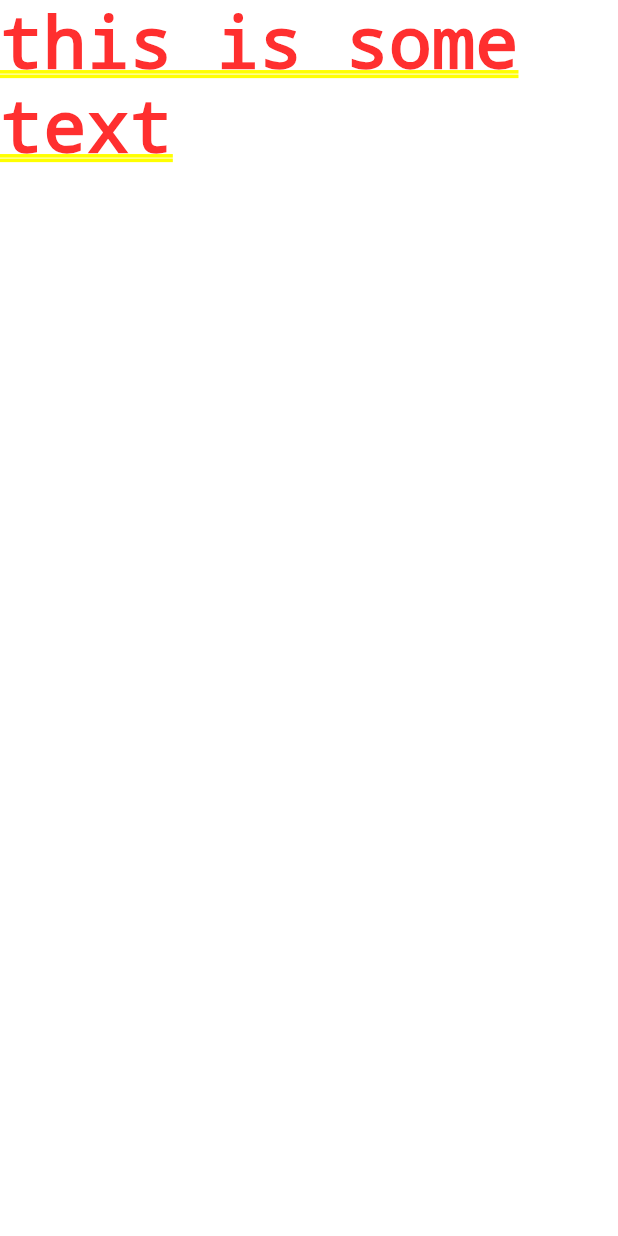
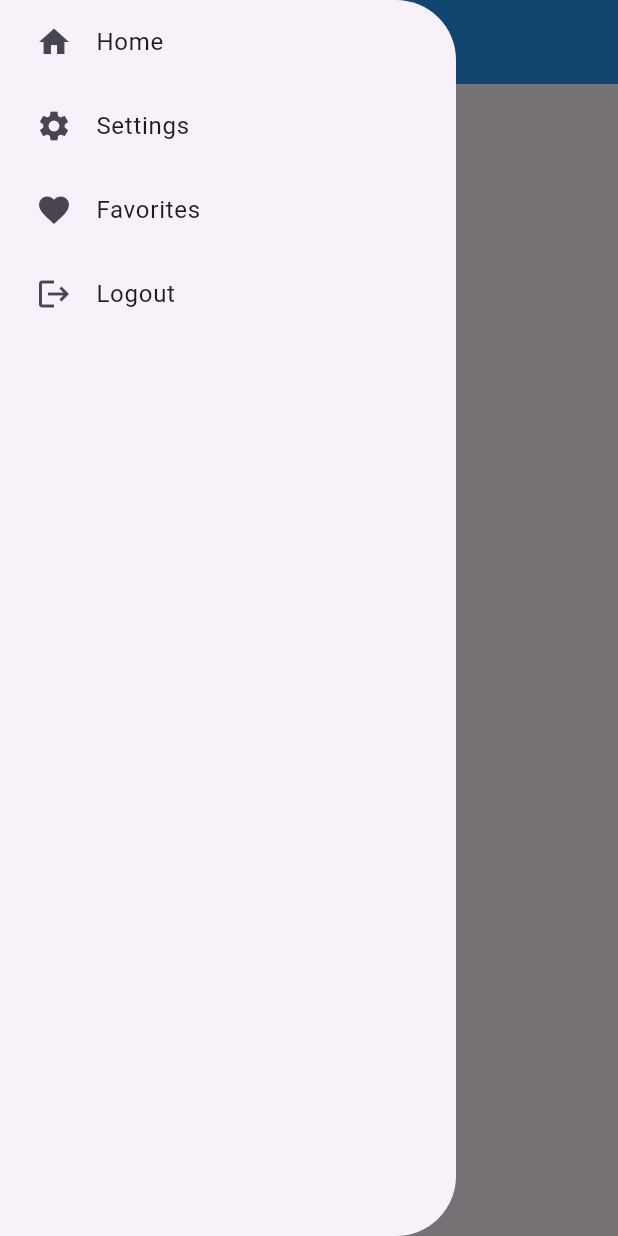
Before and after one commit to sethsmurthwaite/vista, a Flutter app: the screen it shows after launch, with the side drawer open (before the commit the screen has no drawer), on a phone screen of 412 x 824 dp. Run offline on Flutter 3.47's test engine with Material 2 defaults, Android fonts, the phone set to English and light mode, and no system bars.

Commit message:
just playing around

```diff
--- a/lib/home.dart
+++ b/lib/home.dart
@@ -1,4 +1,5 @@
 import 'package:flutter/material.dart';
+import 'menuDrawer.dart';
 
 class MyHome extends StatefulWidget {
   const MyHome({super.key});
@@ -8,10 +9,19 @@ class MyHome extends StatefulWidget {
 }
 
 class _MyHomeState extends State<MyHome> {
+
+  var menuOpen = false;
+
   @override
   Widget build(BuildContext context) {
-    return const SafeArea(
-        child: Text('this is some text')
+    return Scaffold(
+      drawer: MenuDrawer(),
+      appBar: AppBar(
+        backgroundColor: Colors.blue,
+        title: Text('hello there'),
+        centerTitle: true,
+      ),
+      body: Column(),
     );
   }
 }
--- /dev/null
+++ b/lib/menuDrawer.dart
@@ -0,0 +1,62 @@
+import 'package:flutter/material.dart';
+
+class MenuDrawer extends StatelessWidget {
+  const MenuDrawer({
+    super.key,
+  });
+
+  @override
+  Widget build(BuildContext context) {
+    return Drawer(
+      shape: RoundedRectangleBorder(
+        borderRadius: BorderRadius.only(
+          topRight: Radius.circular(40.0),
+          bottomRight: Radius.circular(40.0),
+        ),
+      ),
+      child: SafeArea(
+        child: Padding(
+          padding: const EdgeInsets.only(left: 8.0),
+          child: ListView(
+            padding: EdgeInsets.zero,
+            children: [
+              ListTile(
+                leading: Icon(Icons.home),
+                title: Text('Home'),
+                onTap: () {
+                  // Navigate to Home Page
+                  Navigator.pop(context);
+                },
+              ),
+              ListTile(
+                leading: Icon(Icons.settings),
+                title: Text('Settings'),
+                onTap: () {
+                  // Navigate to Settings Page
+                  Navigator.pop(context);
+                },
+              ),
+              ListTile(
+                leading: Icon(Icons.favorite),
+                title: Text('Favorites'),
+                onTap: () {
+                  // Navigate to Favorites Page
+                  Navigator.pop(context);
+                },
+              ),
+              ListTile(
+                leading: Icon(Icons.logout),
+                title: Text('Logout'),
+                onTap: () {
+                  // Perform Logout
+                  print('Logout pressed');
+                  Navigator.pop(context);
+                },
+              ),
+            ],
+          ),
+        ),
+      ),
+    );
+  }
+}
```
